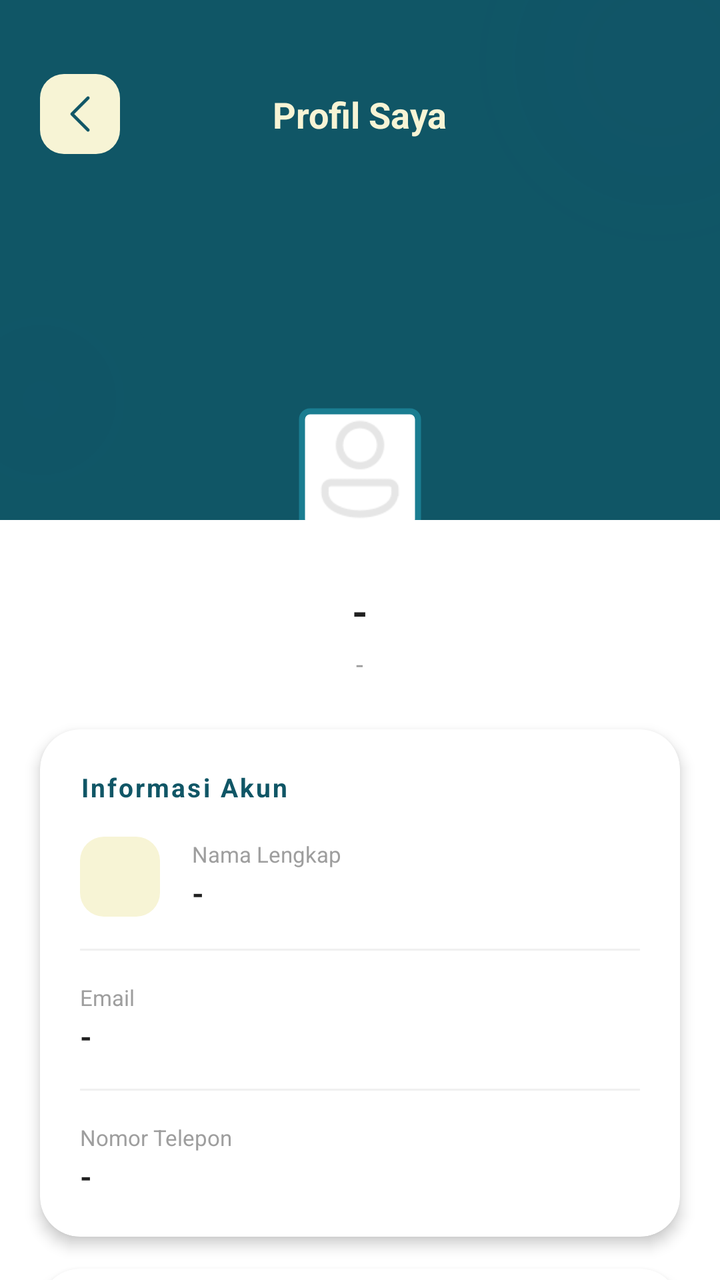
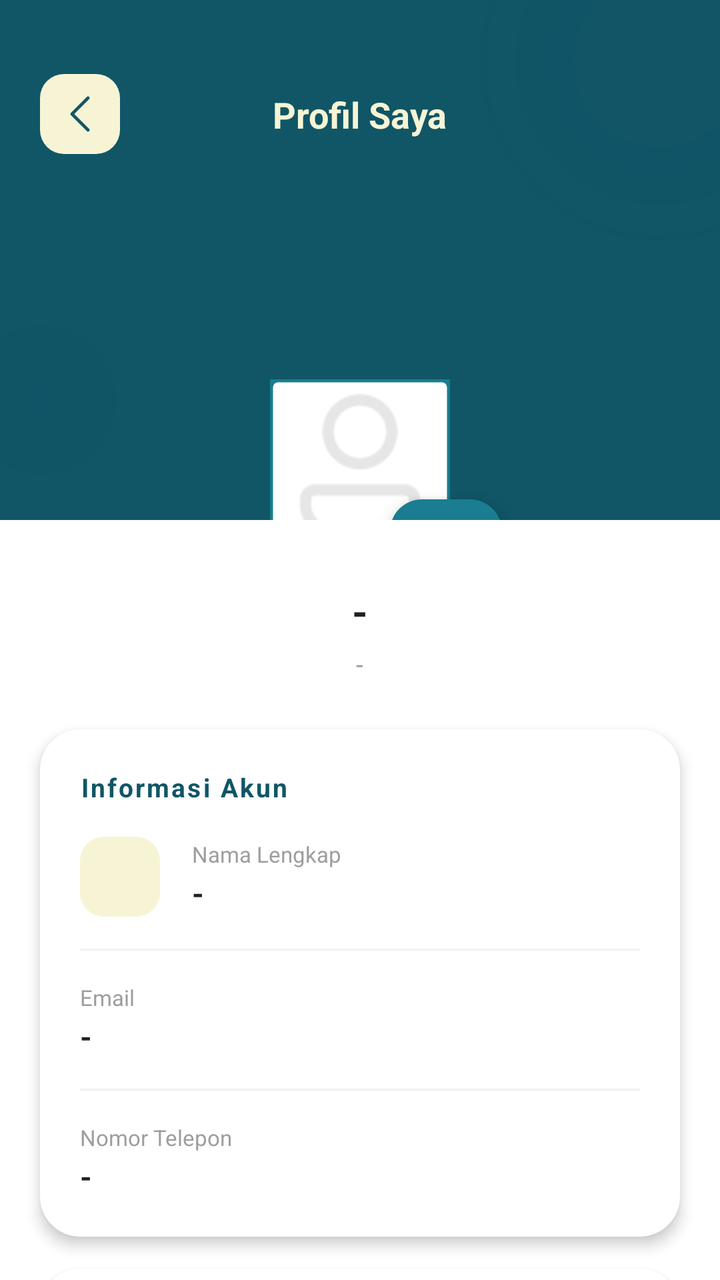

The first picture is an Android layout as it rendered before a commit; the second is the same layout after the commit. The layout source and the unified diff follow.
<!-- AndroidManifest.xml: application theme Theme.Penjualan -->
<!-- res/layout/activity_profile.xml -->
<?xml version="1.0" encoding="utf-8"?>
<androidx.coordinatorlayout.widget.CoordinatorLayout
    xmlns:android="http://schemas.android.com/apk/res/android"
    xmlns:app="http://schemas.android.com/apk/res-auto"
    android:layout_width="match_parent"
    android:layout_height="match_parent"
    android:background="@color/white">

    
    <androidx.core.widget.NestedScrollView
        android:layout_width="match_parent"
        android:layout_height="match_parent">

        <LinearLayout
            android:layout_width="match_parent"
            android:layout_height="wrap_content"
            android:orientation="vertical">

            
            <androidx.constraintlayout.widget.ConstraintLayout
                android:layout_width="match_parent"
                android:layout_height="260dp"
                android:background="@color/teal_deep">

                
                <View
                    android:layout_width="180dp"
                    android:layout_height="180dp"
                    android:layout_marginTop="-60dp"
                    android:layout_marginEnd="-60dp"
                    android:alpha="0.15"
                    android:background="@drawable/bg_circle_gradient"
                    app:layout_constraintEnd_toEndOf="parent"
                    app:layout_constraintTop_toTopOf="parent" />

                
                <View
                    android:layout_width="120dp"
                    android:layout_height="120dp"
                    android:layout_marginStart="-40dp"
                    android:alpha="0.10"
                    android:background="@drawable/bg_circle_gradient"
                    app:layout_constraintBottom_toBottomOf="parent"
                    app:layout_constraintStart_toStartOf="parent" />

                
                <ImageView
                    android:id="@+id/btnBack"
                    android:layout_width="40dp"
                    android:layout_height="40dp"
                    android:layout_marginStart="20dp"
                    android:layout_marginTop="37dp"
                    android:background="@drawable/bg_btn_back"
                    android:padding="8dp"
                    android:src="@drawable/ic_back"
                    app:tint="@color/teal_deep"
                    app:layout_constraintStart_toStartOf="parent"
                    app:layout_constraintTop_toTopOf="parent" />

                
                <TextView
                    android:layout_width="wrap_content"
                    android:layout_height="wrap_content"
                    android:text="Profil Saya"
                    android:textColor="@color/cream"
                    android:textSize="18sp"
                    android:textStyle="bold"
                    app:layout_constraintBottom_toBottomOf="@id/btnBack"
                    app:layout_constraintEnd_toEndOf="parent"
                    app:layout_constraintStart_toStartOf="parent"
                    app:layout_constraintTop_toTopOf="@id/btnBack" />

                
                <com.google.android.material.imageview.ShapeableImageView
                    android:id="@+id/ivAvatarProfile"
                    android:layout_width="90dp"
                    android:layout_height="90dp"
                    android:layout_marginBottom="-20dp"
                    android:background="@color/white"
                    android:padding="16dp"
                    android:src="@drawable/ic_profile"
                    app:shapeAppearanceOverlay="@style/ShapeAppearance.MaterialComponents.SmallComponent"
                    app:strokeColor="@color/teal_light"
                    app:strokeWidth="3dp"
                    app:layout_constraintBottom_toBottomOf="parent"
                    app:layout_constraintEnd_toEndOf="parent"
                    app:layout_constraintStart_toStartOf="parent" />

            </androidx.constraintlayout.widget.ConstraintLayout>

            
            <Space
                android:layout_width="match_parent"
                android:layout_height="32dp" />

            
            <TextView
                android:id="@+id/tvNamaHeader"
                android:layout_width="wrap_content"
                android:layout_height="wrap_content"
                android:layout_gravity="center"
                android:text="-"
                android:textColor="#212121"
                android:textSize="20sp"
                android:textStyle="bold" />

            <TextView
                android:id="@+id/tvEmailHeader"
                android:layout_width="wrap_content"
                android:layout_height="wrap_content"
                android:layout_gravity="center"
                android:layout_marginTop="4dp"
                android:text="-"
                android:textColor="#9E9E9E"
                android:textSize="13sp" />

            
            <androidx.cardview.widget.CardView
                android:layout_width="match_parent"
                android:layout_height="wrap_content"
                android:layout_marginHorizontal="20dp"
                android:layout_marginTop="24dp"
                app:cardCornerRadius="20dp"
                app:cardElevation="4dp"
                app:cardBackgroundColor="#FFFFFF">

                <LinearLayout
                    android:layout_width="match_parent"
                    android:layout_height="wrap_content"
                    android:orientation="vertical"
                    android:padding="20dp">

                    
                    <TextView
                        android:layout_width="wrap_content"
                        android:layout_height="wrap_content"
                        android:layout_marginBottom="16dp"
                        android:text="Informasi Akun"
                        android:textColor="@color/teal_deep"
                        android:textSize="13sp"
                        android:textStyle="bold"
                        android:letterSpacing="0.08" />

                    
                    <LinearLayout
                        android:layout_width="match_parent"
                        android:layout_height="wrap_content"
                        android:orientation="horizontal"
                        android:gravity="center_vertical"
                        android:layout_marginBottom="16dp">

                        <View
                            android:layout_width="40dp"
                            android:layout_height="40dp"
                            android:background="@drawable/bg_icon_info"
                            android:layout_marginEnd="16dp" />

                        
                        <LinearLayout
                            android:layout_width="0dp"
                            android:layout_height="wrap_content"
                            android:layout_weight="1"
                            android:orientation="vertical">
                            <TextView
                                android:layout_width="wrap_content"
                                android:layout_height="wrap_content"
                                android:text="Nama Lengkap"
                                android:textColor="#9E9E9E"
                                android:textSize="11sp" />
                            <TextView
                                android:id="@+id/tvNamaProfil"
                                android:layout_width="wrap_content"
                                android:layout_height="wrap_content"
                                android:layout_marginTop="2dp"
                                android:text="-"
                                android:textColor="#212121"
                                android:textSize="15sp"
                                android:textStyle="bold" />
                        </LinearLayout>
                    </LinearLayout>

                    <View
                        android:layout_width="match_parent"
                        android:layout_height="1dp"
                        android:background="#F0F0F0"
                        android:layout_marginBottom="16dp" />

                    
                    <LinearLayout
                        android:layout_width="match_parent"
                        android:layout_height="wrap_content"
                        android:orientation="horizontal"
                        android:gravity="center_vertical"
                        android:layout_marginBottom="16dp">

                        <LinearLayout
                            android:layout_width="0dp"
                            android:layout_height="wrap_content"
                            android:layout_weight="1"
                            android:orientation="vertical">
                            <TextView
                                android:layout_width="wrap_content"
                                android:layout_height="wrap_content"
                                android:text="Email"
                                android:textColor="#9E9E9E"
                                android:textSize="11sp" />
                            <TextView
                                android:id="@+id/tvEmailProfil"
                                android:layout_width="wrap_content"
                                android:layout_height="wrap_content"
                                android:layout_marginTop="2dp"
                                android:text="-"
                                android:textColor="#212121"
                                android:textSize="15sp"
                                android:textStyle="bold" />
                        </LinearLayout>
                    </LinearLayout>

                    <View
                        android:layout_width="match_parent"
                        android:layout_height="1dp"
                        android:background="#F0F0F0"
                        android:layout_marginBottom="16dp" />

                    
                    <LinearLayout
                        android:layout_width="match_parent"
                        android:layout_height="wrap_content"
                        android:orientation="horizontal"
                        android:gravity="center_vertical">

                        <LinearLayout
                            android:layout_width="0dp"
                            android:layout_height="wrap_content"
                            android:layout_weight="1"
                            android:orientation="vertical">
                            <TextView
                                android:layout_width="wrap_content"
                                android:layout_height="wrap_content"
                                android:text="Nomor Telepon"
                                android:textColor="#9E9E9E"
                                android:textSize="11sp" />
                            <TextView
                                android:id="@+id/tvTelpProfil"
                                android:layout_width="wrap_content"
                                android:layout_height="wrap_content"
                                android:layout_marginTop="2dp"
                                android:text="-"
                                android:textColor="#212121"
                                android:textSize="15sp"
                                android:textStyle="bold" />
                        </LinearLayout>
                    </LinearLayout>

                </LinearLayout>
            </androidx.cardview.widget.CardView>

            
            <androidx.cardview.widget.CardView
                android:layout_width="match_parent"
                android:layout_height="wrap_content"
                android:layout_marginHorizontal="20dp"
                android:layout_marginTop="16dp"
                android:layout_marginBottom="32dp"
                app:cardCornerRadius="20dp"
                app:cardElevation="4dp"
                app:cardBackgroundColor="#FFFFFF">

                <LinearLayout
                    android:layout_width="match_parent"
                    android:layout_height="wrap_content"
                    android:orientation="vertical"
                    android:padding="8dp">

                    <com.google.android.material.button.MaterialButton
                        android:id="@+id/btnLogout"
                        style="@style/Widget.MaterialComponents.Button.OutlinedButton"
                        android:layout_width="match_parent"
                        android:layout_height="56dp"
                        android:text="Keluar Akun"
                        android:textColor="#E53935"
                        android:textSize="15sp"
                        android:textStyle="bold"
                        app:cornerRadius="14dp"
                        app:strokeColor="#FFCDD2"
                        app:strokeWidth="1dp"
                        app:icon="@drawable/ic_logout"
                        app:iconTint="#E53935"
                        app:iconGravity="textStart"
                        app:iconPadding="12dp" />

                </LinearLayout>
            </androidx.cardview.widget.CardView>

        </LinearLayout>
    </androidx.core.widget.NestedScrollView>

</androidx.coordinatorlayout.widget.CoordinatorLayout>
<!-- resources referenced by this layout -->
<resources>
  <color name="cream">#F7F4D5</color>
  <color name="teal_deep">#105666</color>
  <color name="teal_light">#1A7D91</color>
  <color name="white">#FFFFFFFF</color>
  <!-- drawable bg_btn_back (drawable) -->
  <?xml version="1.0" encoding="utf-8"?>
  <shape xmlns:android="http://schemas.android.com/apk/res/android"
      android:shape="rectangle">
      <solid android:color="@color/cream" />
      <corners android:radius="12dp" />
  </shape>
  <!-- drawable bg_circle_gradient (drawable) -->
  <?xml version="1.0" encoding="utf-8"?>
  <shape xmlns:android="http://schemas.android.com/apk/res/android"
      android:shape="oval">
      <gradient
          android:startColor="#1A673AB7"
          android:endColor="#00673AB7"
          android:type="radial"
          android:gradientRadius="150dp" />
  </shape>
  <!-- drawable bg_icon_info (drawable) -->
  <?xml version="1.0" encoding="utf-8"?>
  <shape xmlns:android="http://schemas.android.com/apk/res/android"
      android:shape="rectangle">
      <solid android:color="@color/cream" />
      <corners android:radius="12dp" />
  </shape>
  <!-- drawable ic_back: png bitmap (drawable, 536 bytes) -->
  <!-- drawable ic_logout: png bitmap (drawable, 1111 bytes) -->
  <!-- drawable ic_profile: png bitmap (drawable, 2111 bytes) -->
  <style name="Theme.Penjualan" parent="Base.Theme.Penjualan" />
  <style name="Base.Theme.Penjualan" parent="Theme.Material3.DayNight.NoActionBar">
          
          <item name="colorPrimary">@color/teal_deep</item>
          <item name="colorOnPrimary">@color/cream</item>
          <item name="colorPrimaryContainer">@color/teal_light</item>
          <item name="colorOnPrimaryContainer">@color/white</item>
  
          <item name="colorSecondary">@color/teal_light</item>
          <item name="colorOnSecondary">@color/white</item>
  
          <item name="android:windowBackground">@color/surface_background</item>
          <item name="android:statusBarColor">@color/teal_deep</item>
  
          
          <item name="colorSurface">@color/surface_background</item>
          <item name="colorOnSurface">@color/on_surface</item>
          <item name="colorSurfaceVariant">@color/surface_variant</item>
          <item name="colorOnSurfaceVariant">@color/on_surface_variant</item>
      </style>
  <color name="surface_background">#FFFFFF</color>
  <color name="on_surface">#212121</color>
  <color name="surface_variant">#F8F9FA</color>
  <color name="on_surface_variant">#757575</color>
</resources>

<!-- the commit's change to res/layout/activity_profile.xml (unified diff, before → after) -->
@@ -77,14 +77,27 @@
                     android:layout_height="90dp"
                     android:layout_marginBottom="-20dp"
                     android:background="@color/white"
-                    android:padding="16dp"
                     android:src="@drawable/ic_profile"
+                    android:scaleType="centerCrop"
                     app:shapeAppearanceOverlay="@style/ShapeAppearance.MaterialComponents.SmallComponent"
                     app:strokeColor="@color/teal_light"
                     app:strokeWidth="3dp"
                     app:layout_constraintBottom_toBottomOf="parent"
                     app:layout_constraintEnd_toEndOf="parent"
                     app:layout_constraintStart_toStartOf="parent" />
+
+                <com.google.android.material.floatingactionbutton.FloatingActionButton
+                    android:id="@+id/btnUbahFotoProfil"
+                    android:layout_width="wrap_content"
+                    android:layout_height="wrap_content"
+                    android:layout_marginStart="60dp"
+                    android:layout_marginTop="60dp"
+                    app:fabSize="mini"
+                    app:srcCompat="@android:drawable/ic_menu_camera"
+                    app:tint="@color/white"
+                    app:backgroundTint="@color/teal_light"
+                    app:layout_constraintStart_toStartOf="@id/ivAvatarProfile"
+                    app:layout_constraintTop_toTopOf="@id/ivAvatarProfile" />
 
             </androidx.constraintlayout.widget.ConstraintLayout>
 
